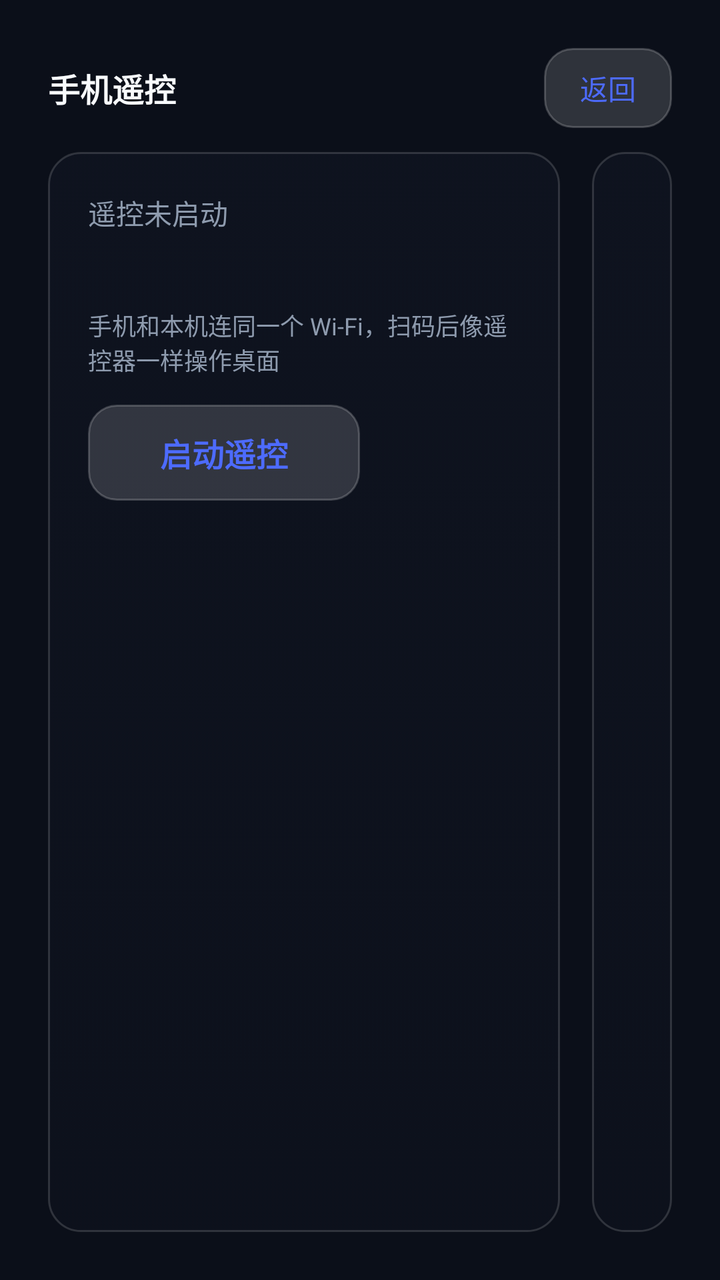
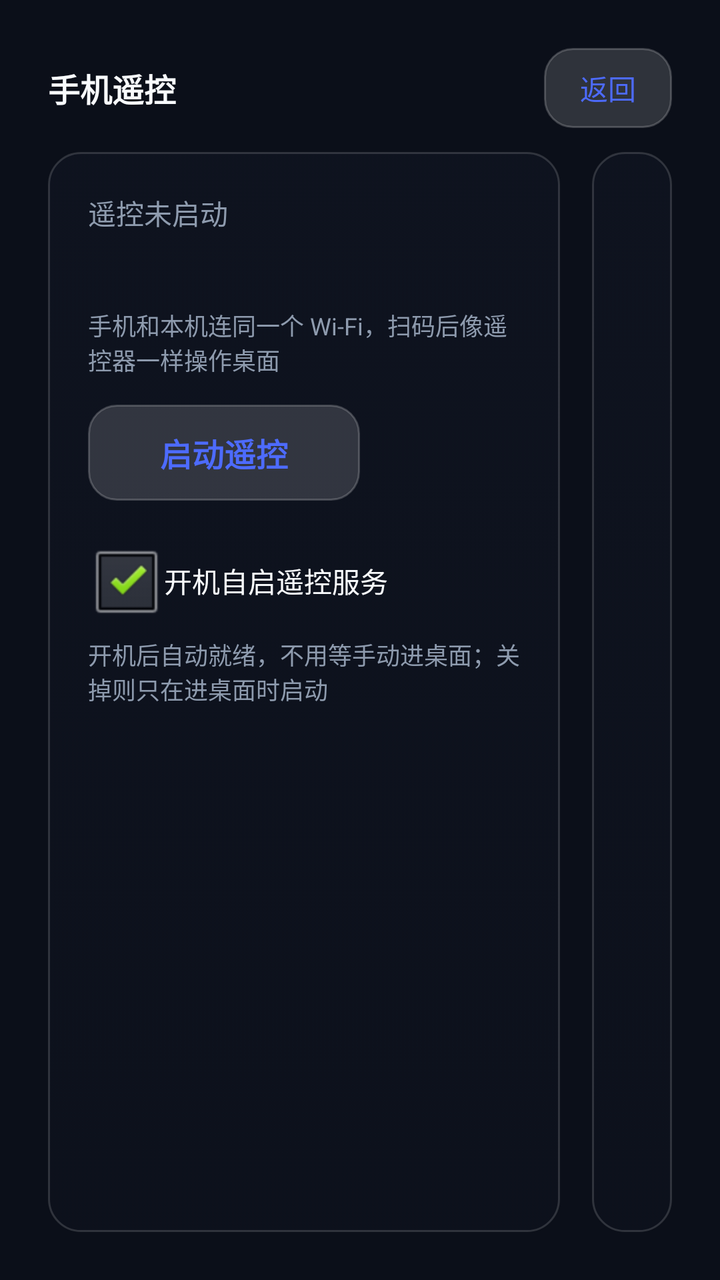

Screens rendered from an Android XML layout before and after an edit, with the pre-edit source and the edit as a unified diff.
<!-- AndroidManifest.xml: application theme AppTheme -->
<!-- res/layout/activity_remote.xml -->
<?xml version="1.0" encoding="utf-8"?>
<LinearLayout xmlns:android="http://schemas.android.com/apk/res/android"
    android:id="@+id/rootRemote"
    android:layout_width="match_parent"
    android:layout_height="match_parent"
    android:orientation="vertical"
    android:background="@color/bg_base"
    android:padding="24dp">

    <LinearLayout
        android:layout_width="match_parent"
        android:layout_height="wrap_content"
        android:orientation="horizontal"
        android:gravity="center_vertical">

        <TextView
            android:layout_width="0dp"
            android:layout_height="wrap_content"
            android:layout_weight="1"
            android:text="@string/remote_title"
            android:textSize="@dimen/text_card_title"
            android:textStyle="bold"
            android:textColor="@color/text_primary" />

        <Button
            android:id="@+id/btnRemoteBack"
            android:layout_width="wrap_content"
            android:layout_height="40dp"
            android:background="@drawable/bg_pill"
            android:paddingLeft="18dp"
            android:paddingRight="18dp"
            android:text="@string/transfer_back"
            android:textSize="@dimen/text_body"
            android:textColor="@color/accent" />
    </LinearLayout>

    
    <LinearLayout
        android:layout_width="match_parent"
        android:layout_height="0dp"
        android:layout_weight="1"
        android:layout_marginTop="12dp"
        android:orientation="horizontal">

        <LinearLayout
            style="@style/TVCardStyle"
            android:layout_width="0dp"
            android:layout_height="match_parent"
            android:layout_weight="1"
            android:layout_marginRight="16dp"
            android:orientation="vertical">

            <TextView
                android:id="@+id/tvRemoteStatus"
                android:layout_width="match_parent"
                android:layout_height="wrap_content"
                android:text="@string/remote_idle"
                android:textSize="@dimen/text_body"
                android:textColor="@color/text_secondary" />

            <TextView
                android:id="@+id/tvRemoteAddr"
                android:layout_width="match_parent"
                android:layout_height="wrap_content"
                android:layout_marginTop="10dp"
                android:text=""
                android:textSize="@dimen/text_body"
                android:textStyle="bold"
                android:fontFamily="monospace"
                android:textColor="@color/accent" />

            <TextView
                android:layout_width="match_parent"
                android:layout_height="wrap_content"
                android:layout_marginTop="8dp"
                android:text="@string/remote_hint"
                android:textSize="@dimen/text_caption"
                android:textColor="@color/text_secondary" />

            <Button
                android:id="@+id/btnRemoteToggle"
                android:layout_width="wrap_content"
                android:layout_height="48dp"
                android:layout_marginTop="14dp"
                android:background="@drawable/bg_pill"
                android:paddingLeft="36dp"
                android:paddingRight="36dp"
                android:text="@string/remote_start"
                android:textSize="@dimen/text_card_title"
                android:textStyle="bold"
                android:textColor="@color/accent" />
        </LinearLayout>

        <LinearLayout
            style="@style/TVCardStyle"
            android:layout_width="wrap_content"
            android:layout_height="match_parent"
            android:orientation="vertical"
            android:gravity="center_horizontal">

            <ImageView
                android:id="@+id/ivRemoteQr"
                android:layout_width="210dp"
                android:layout_height="210dp"
                android:padding="8dp"
                android:background="@color/on_accent"
                android:scaleType="fitCenter"
                android:visibility="gone"
                android:contentDescription="@string/remote_qr_hint" />

            <TextView
                android:id="@+id/tvRemoteQrHint"
                android:layout_width="210dp"
                android:layout_height="wrap_content"
                android:layout_marginTop="6dp"
                android:gravity="center"
                android:text="@string/remote_qr_hint"
                android:textSize="@dimen/text_caption"
                android:textColor="@color/text_secondary"
                android:visibility="gone" />
        </LinearLayout>
    </LinearLayout>
</LinearLayout>
<!-- resources referenced by this layout -->
<resources>
  <color name="accent">#FF4D6BFE</color>
  <color name="bg_base">#FF0B0F19</color>
  <color name="on_accent">#FFFFFFFF</color>
  <color name="text_primary">#FFF8FAFC</color>
  <color name="text_secondary">#FF8E9BAE</color>
  <dimen name="text_body">14sp</dimen>
  <dimen name="text_caption">12sp</dimen>
  <dimen name="text_card_title">16sp</dimen>
  <!-- drawable bg_pill (drawable) -->
  <?xml version="1.0" encoding="utf-8"?>
  <selector xmlns:android="http://schemas.android.com/apk/res/android">
      <item android:state_focused="true">
          <shape android:shape="rectangle">
              <solid android:color="#334D6BFE" />
              <corners android:radius="14dp" />
              <stroke android:width="2dp" android:color="#4D6BFE" />
          </shape>
      </item>
      <item android:state_pressed="true">
          <shape android:shape="rectangle">
              <solid android:color="#594D6BFE" />
              <corners android:radius="14dp" />
          </shape>
      </item>
      <item>
          <shape android:shape="rectangle">
              <solid android:color="#26FFFFFF" />
              <corners android:radius="14dp" />
              <stroke android:width="1dp" android:color="#33FFFFFF" />
          </shape>
      </item>
  </selector>
  <string name="remote_hint">手机和本机连同一个 Wi-Fi，扫码后像遥控器一样操作桌面</string>
  <string name="remote_idle">遥控未启动</string>
  <string name="remote_qr_hint">手机扫码，打开遥控器</string>
  <string name="remote_start">启动遥控</string>
  <string name="remote_title">手机遥控</string>
  <string name="transfer_back">返回</string>
  <style name="TVCardStyle">
          <item name="android:background">@drawable/bg_media_card</item>
          <item name="android:padding">20dp</item>
      </style>
  <style name="AppTheme" parent="@android:style/Theme.NoTitleBar.Fullscreen">
          <item name="android:windowBackground">#0B1020</item>
          <item name="android:windowFullscreen">true</item>
          <item name="android:windowNoTitle">true</item>
      </style>
  <!-- drawable bg_media_card (drawable) -->
  <?xml version="1.0" encoding="utf-8"?>
  <selector xmlns:android="http://schemas.android.com/apk/res/android">
      <item android:state_focused="true">
          <shape android:shape="rectangle">
              <corners android:radius="16dp" />
              <solid android:color="#664D6BFE" />
              <stroke android:width="2dp" android:color="#FF4D6BFE" />
          </shape>
      </item>
      <item android:state_pressed="true">
          <shape android:shape="rectangle">
              <corners android:radius="16dp" />
              <solid android:color="#994D6BFE" />
              <stroke android:width="2dp" android:color="#FF8AA3FF" />
          </shape>
      </item>
      <item>
          <shape android:shape="rectangle">
              <corners android:radius="16dp" />
              <gradient
                  android:angle="270"
                  android:startColor="#4D161C2C"
                  android:endColor="#26161C2C" />
              <stroke android:width="1dp" android:color="#26FFFFFF" />
          </shape>
      </item>
  </selector>
</resources>

<!-- the commit's change to res/layout/activity_remote.xml (unified diff, before → after) -->
@@ -89,6 +89,24 @@
                 android:textSize="@dimen/text_card_title"
                 android:textStyle="bold"
                 android:textColor="@color/accent" />
+
+            <CheckBox
+                android:id="@+id/ckRemoteBoot"
+                android:layout_width="wrap_content"
+                android:layout_height="wrap_content"
+                android:layout_marginTop="16dp"
+                android:checked="true"
+                android:text="@string/remote_boot"
+                android:textSize="@dimen/text_body"
+                android:textColor="@color/text_primary" />
+
+            <TextView
+                android:layout_width="match_parent"
+                android:layout_height="wrap_content"
+                android:layout_marginTop="4dp"
+                android:text="@string/remote_boot_hint"
+                android:textSize="@dimen/text_caption"
+                android:textColor="@color/text_secondary" />
         </LinearLayout>
 
         <LinearLayout
<!-- resource entries referenced after the edit -->
@@ -32,6 +32,8 @@
           </shape>
       </item>
   </selector>
+  <string name="remote_boot">开机自启遥控服务</string>
+  <string name="remote_boot_hint">开机后自动就绪，不用等手动进桌面；关掉则只在进桌面时启动</string>
   <string name="remote_hint">手机和本机连同一个 Wi-Fi，扫码后像遥控器一样操作桌面</string>
   <string name="remote_idle">遥控未启动</string>
   <string name="remote_qr_hint">手机扫码，打开遥控器</string>
